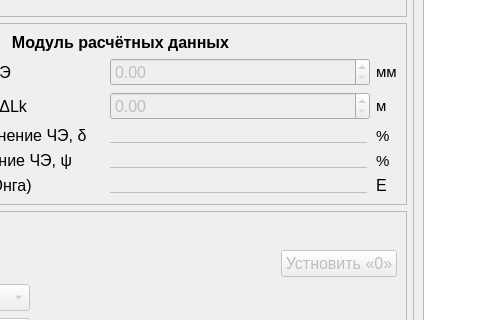
Before: the Qt Designer form form.ui in fosghen/DeformationSternd, drawn with Qt 5; both pictures show x 617 to 1097 and y 342 to 662 of the 1293 by 879 pixel window.
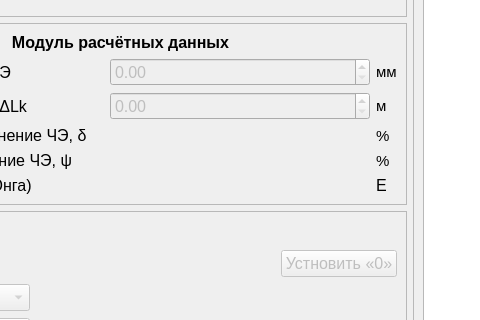
After: the same form once the commit is applied.

Commit message: add buttons connect, disconnect con, edit graph

The edit to the form file:
```diff
--- a/form.ui
+++ b/form.ui
@@ -7,7 +7,7 @@
     <x>0</x>
     <y>0</y>
     <width>1293</width>
-    <height>820</height>
+    <height>834</height>
    </rect>
   </property>
   <property name="windowTitle">
@@ -1416,7 +1416,7 @@
               </font>
              </property>
              <property name="text">
-              <string>                                                          </string>
+              <string/>
              </property>
             </widget>
            </item>
@@ -1507,7 +1507,7 @@
               </font>
              </property>
              <property name="text">
-              <string>                                                          </string>
+              <string/>
              </property>
             </widget>
            </item>
@@ -1530,7 +1530,7 @@
               </font>
              </property>
              <property name="text">
-              <string>                                                          </string>
+              <string/>
              </property>
             </widget>
            </item>
```
Left out of the diff: 7 changed lines with no effect on the pictures. The commit also changes 5 other files.
